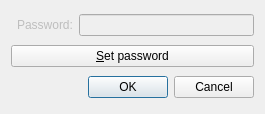
The window that qshutdown/src/ui/passwd.ui (hakaishi/shutdown-qapps) describes before a commit, drawn with Qt 5.
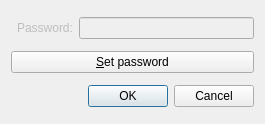
The same window after the commit. Icons and pictures are not drawn.

Commit message: update outdated ui elements

```diff
--- a/qshutdown/src/ui/passwd.ui
+++ b/qshutdown/src/ui/passwd.ui
@@ -7,7 +7,7 @@
     <x>0</x>
     <y>0</y>
     <width>265</width>
-    <height>114</height>
+    <height>124</height>
    </rect>
   </property>
   <property name="windowTitle">
```
Left out of the diff: 4 changed lines with no effect on the pictures. The commit also changes 3 other files.
